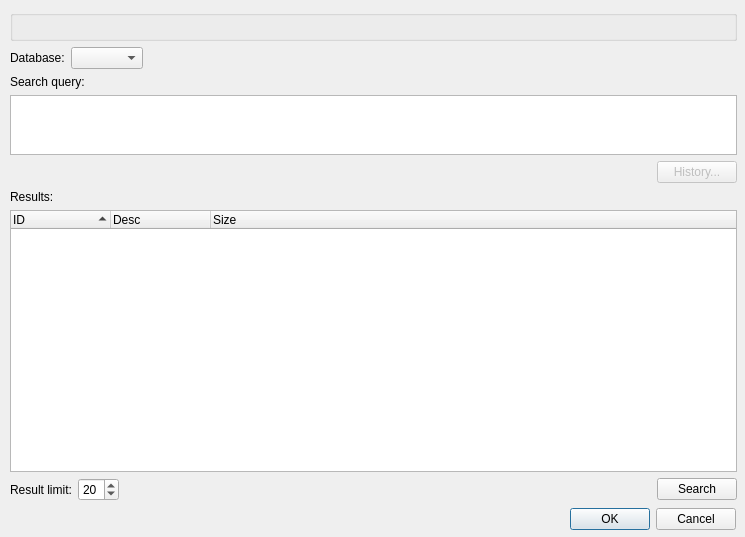
The window that src/corelibs/U2Gui/src/util/ui/SearchGenbankSequenceDialog.ui (violethaze74/ugene) describes before a commit, drawn with Qt 5.
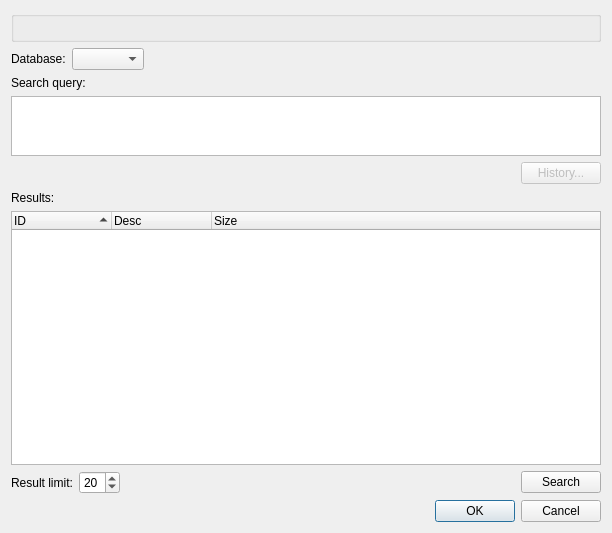
The same window after the commit.

```diff
--- a/src/corelibs/U2Gui/src/util/ui/SearchGenbankSequenceDialog.ui
+++ b/src/corelibs/U2Gui/src/util/ui/SearchGenbankSequenceDialog.ui
@@ -6,35 +6,21 @@
    <rect>
     <x>0</x>
     <y>0</y>
-    <width>745</width>
-    <height>537</height>
+    <width>612</width>
+    <height>533</height>
    </rect>
   </property>
+  <property name="minimumSize">
+   <size>
+    <width>612</width>
+    <height>533</height>
+   </size>
+  </property>
   <property name="windowTitle">
    <string>NCBI Sequence Search</string>
   </property>
-  <widget class="QDialogButtonBox" name="buttonBox">
-   <property name="geometry">
-    <rect>
-     <x>9</x>
-     <y>508</y>
-     <width>727</width>
-     <height>23</height>
-    </rect>
-   </property>
-   <property name="standardButtons">
-    <set>QDialogButtonBox::Cancel|QDialogButtonBox::Ok</set>
-   </property>
-  </widget>
-  <widget class="QWidget" name="layoutWidget">
-   <property name="geometry">
-    <rect>
-     <x>10</x>
-     <y>10</y>
-     <width>727</width>
-     <height>491</height>
-    </rect>
-   </property>
+  <layout class="QVBoxLayout" name="verticalLayout">
+   <item>
    <layout class="QGridLayout" name="gridLayout_2">
     <item row="0" column="0">
      <widget class="QGroupBox" name="queryBuilderBox">
@@ -195,7 +181,15 @@
      </layout>
     </item>
    </layout>
-  </widget>
+   </item>
+   <item>
+    <widget class="QDialogButtonBox" name="buttonBox">
+     <property name="standardButtons">
+      <set>QDialogButtonBox::Cancel|QDialogButtonBox::Ok</set>
+     </property>
+    </widget>
+   </item>
+  </layout>
  </widget>
  <resources/>
  <connections>
```
Lines whose indentation alone changed are shown as unchanged.
